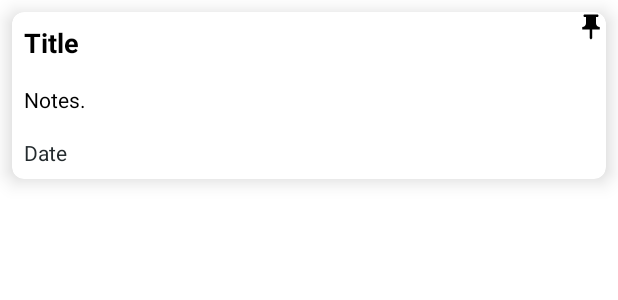
After one commit to Bemental77/NoteTaker, an Android app: the layout notes_list.xml on its own in the app's theme, with its tools: preview values and no code run, on a phone screen of 412 x 824 dp. The commit adds this screen. Shown: the top 300 px of the screen. Run offline under Robolectric (Android 15) with nearby library versions, the phone set to English and light mode, and no system bars.

Commit message:
created recyclerview, notes xml page, and roomDB

```diff
--- /dev/null
+++ b/app/src/main/res/drawable/ic_add.xml
@@ -0,0 +1,5 @@
+<vector android:height="24dp" android:tint="#000000"
+    android:viewportHeight="24" android:viewportWidth="24"
+    android:width="24dp" xmlns:android="http://schemas.android.com/apk/res/android">
+    <path android:fillColor="@android:color/white" android:pathData="M19,13h-6v6h-2v-6H5v-2h6V5h2v6h6v2z"/>
+</vector>
--- /dev/null
+++ b/app/src/main/res/drawable/ic_pin.xml
@@ -0,0 +1,6 @@
+<vector android:height="24dp" android:tint="#000000"
+    android:viewportHeight="24" android:viewportWidth="24"
+    android:width="24dp" xmlns:android="http://schemas.android.com/apk/res/android">
+    <path android:fillColor="@android:color/white"
+        android:fillType="evenOdd" android:pathData="M16,9V4l1,0c0.55,0 1,-0.45 1,-1v0c0,-0.55 -0.45,-1 -1,-1H7C6.45,2 6,2.45 6,3v0c0,0.55 0.45,1 1,1l1,0v5c0,1.66 -1.34,3 -3,3h0v2h5.97v7l1,1l1,-1v-7H19v-2h0C17.34,12 16,10.66 16,9z"/>
+</vector>
--- /dev/null
+++ b/app/src/main/res/layout/notes_list.xml
@@ -0,0 +1,65 @@
+<?xml version="1.0" encoding="utf-8"?>
+<androidx.cardview.widget.CardView xmlns:android="http://schemas.android.com/apk/res/android"
+    android:layout_width="match_parent"
+    android:layout_height="wrap_content"
+    xmlns:app="http://schemas.android.com/apk/res-auto"
+    app:cardBackgroundColor="@color/white"
+    android:id="@+id/notes_containter"
+    app:cardCornerRadius="8dp"
+    app:cardElevation="8dp"
+    android:layout_margin="8dp">
+    <LinearLayout
+        android:orientation="vertical"
+        android:layout_width="match_parent"
+        android:layout_height="wrap_content">
+        <RelativeLayout
+            android:layout_width="match_parent"
+            android:layout_height="wrap_content">
+            <TextView
+                android:id="@+id/textView_title"
+                android:text="Title"
+                android:layout_alignParentStart="true"
+                android:textSize="18sp"
+                android:textColor="@color/black"
+                android:textStyle="bold"
+                android:padding="8dp"
+                android:singleLine="true"
+                android:ellipsize="marquee"
+                android:marqueeRepeatLimit="marquee_forever"
+                android:scrollHorizontally="true"
+                android:layout_width="match_parent"
+                android:layout_height="wrap_content"/>
+            <ImageView
+                android:id="@+id/imageView_pin"
+                android:layout_alignParentEnd="true"
+                android:src="@drawable/ic_pin"
+                android:layout_width="20dp"
+                android:layout_height="20dp"/>
+        </RelativeLayout>
+        <TextView
+            android:id="@+id/textView_notes"
+            android:text="Notes."
+            android:textColor="@color/black"
+            android:textSize="14sp"
+            android:textStyle="normal"
+            android:maxLines="10"
+            android:padding="8dp"
+            android:layout_width="match_parent"
+            android:layout_height="wrap_content"/>
+        <TextView
+            android:id="@+id/textView_date"
+            android:text="Date"
+            android:textColor="@color/grey"
+            android:singleLine="true"
+            android:ellipsize="marquee"
+            android:marqueeRepeatLimit="marquee_forever"
+            android:scrollHorizontally="true"
+            android:textSize="14sp"
+            android:textStyle="normal"
+            android:maxLines="10"
+            android:padding="8dp"
+            android:layout_width="match_parent"
+            android:layout_height="wrap_content"/>
+    </LinearLayout>
+
+</androidx.cardview.widget.CardView>
--- a/app/src/main/res/values/colors.xml
+++ b/app/src/main/res/values/colors.xml
@@ -7,4 +7,5 @@
     <color name="teal_700">#FF018786</color>
     <color name="black">#FF000000</color>
     <color name="white">#FFFFFFFF</color>
+    <color name="grey">#242B2E</color>
 </resources>
```
Also changed, not shown: app/src/main/java/edu/cvtc/cbement/notetaker/Database/RoomDB.java (+25 -1 lines), app/src/main/res/layout/activity_main.xml (+17 -9 lines).
